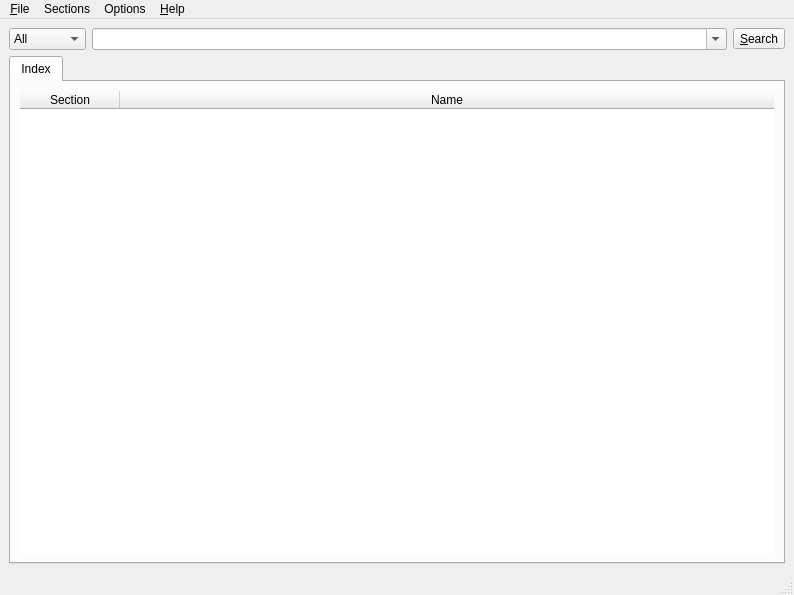
Qt form manpager/main.ui (QtPlay/coastal-qt) before a commit.
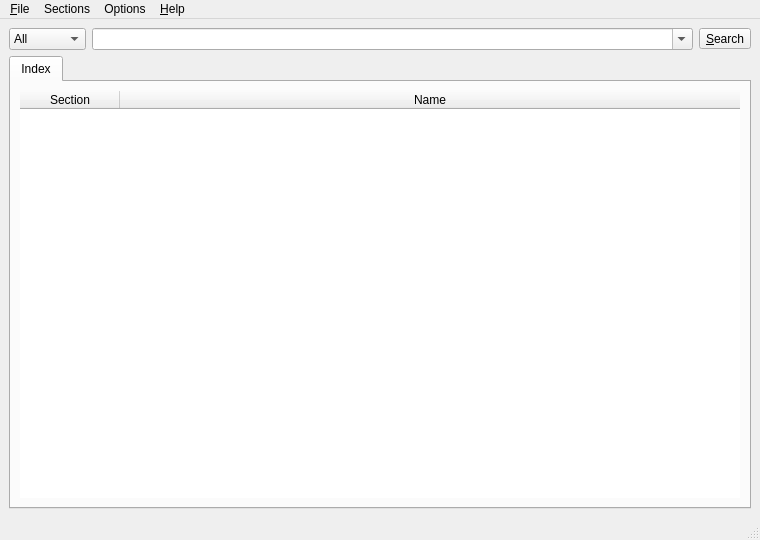
The same form after that commit.

Commit message:
Better window sizing
Better default window sizing for netbook screens.  Persistent
window size kept in config.  Table sizes smaller for more rows.

Patch:
```diff
--- a/manpager/main.ui
+++ b/manpager/main.ui
@@ -23,8 +23,8 @@
    <rect>
     <x>0</x>
     <y>0</y>
-    <width>794</width>
-    <height>595</height>
+    <width>760</width>
+    <height>540</height>
    </rect>
   </property>
   <property name="windowTitle">
```
The commit also changes 5 other files.
